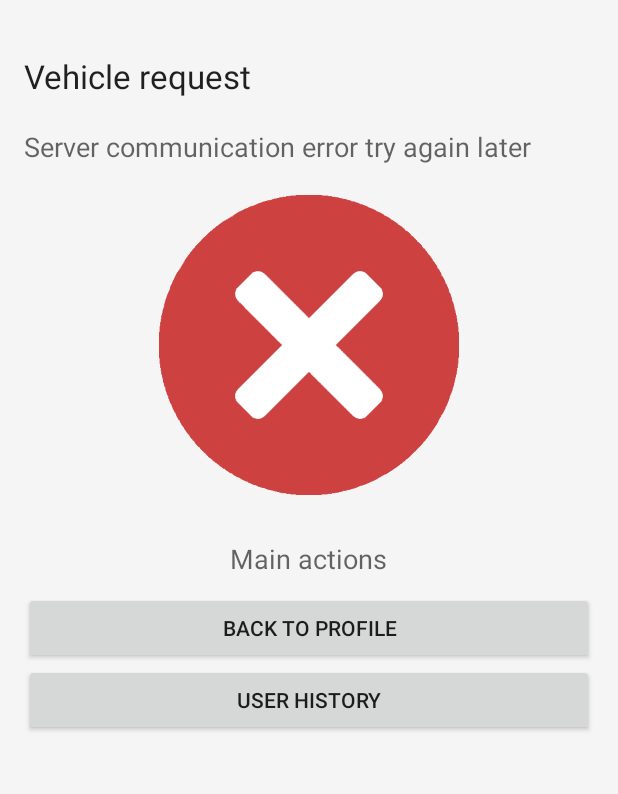
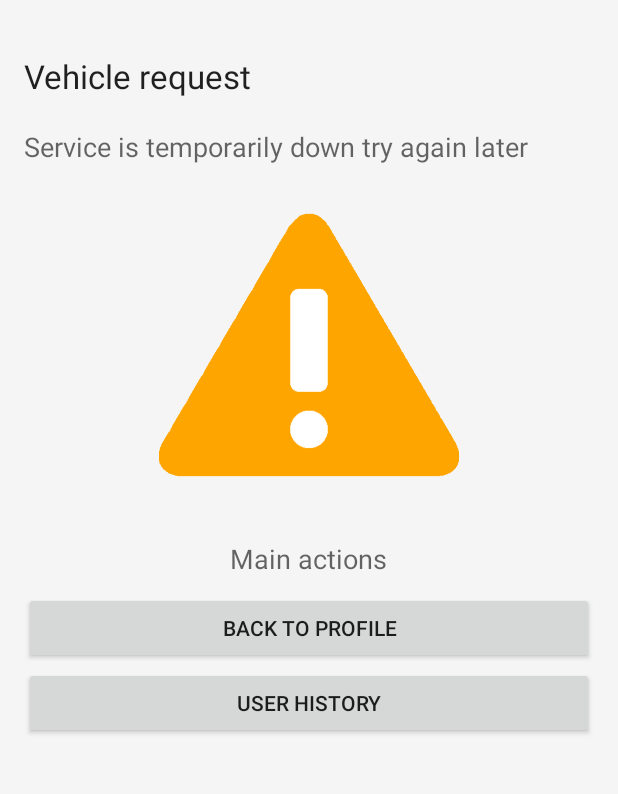
Before and after one commit to ioannisgk/evsharing-app-release, an Android app: the ResponseActivity screen opened directly, with no data from a screen before it, on a phone screen of 412 x 824 dp, the part 84-878 px from its top. Run offline under Robolectric (Android 15) with nearby library versions, the phone set to English and light mode, and no system bars; our stand-ins replace ButterKnife; 3 statements that could not run were skipped.

Commit message:
All functionalities implemented, need Graphics and Refactoring

```diff
--- a/app/src/main/java/com/ioannisgk/evsharingapp/RequestActivity.java
+++ b/app/src/main/java/com/ioannisgk/evsharingapp/RequestActivity.java
@@ -86,7 +86,7 @@ public class RequestActivity extends BaseActivity implements AdapterView.OnItemS
 
                 try {
 
-                    sender = new Socket(Global.ipAddress, Global.portNumber);
+                    sender = new Socket(Global.ipAddress, 5566);
                     out = new PrintWriter(sender.getOutputStream(), true);
                     in = new BufferedReader(new InputStreamReader(sender.getInputStream()));
 
--- a/app/src/main/res/layout/include_profile_view.xml
+++ b/app/src/main/res/layout/include_profile_view.xml
@@ -129,6 +129,7 @@
         android:layout_alignParentLeft="true"
         android:layout_alignParentStart="true"
         android:layout_below="@+id/requestButton"
+        android:layout_marginTop="2dp"
         android:text="@string/historyProfileActivity" />
 
     <android.support.design.widget.CoordinatorLayout xmlns:android="http://schemas.android.com/apk/res/android"
--- a/app/src/main/res/layout/include_request_view.xml
+++ b/app/src/main/res/layout/include_request_view.xml
@@ -123,6 +123,7 @@
         android:layout_alignParentLeft="true"
         android:layout_alignParentStart="true"
         android:layout_below="@+id/requestButton"
+        android:layout_marginTop="2dp"
         android:text="@string/backRequestActivity" />
 
     <android.support.design.widget.CoordinatorLayout xmlns:android="http://schemas.android.com/apk/res/android"
--- a/app/src/main/res/layout/include_response_view.xml
+++ b/app/src/main/res/layout/include_response_view.xml
@@ -38,7 +38,7 @@
         android:layout_centerHorizontal="true"
         android:layout_margin="20dp"
         android:contentDescription="@string/app_name"
-        app:srcCompat="@drawable/error_512" />
+        app:srcCompat="@drawable/denied_512" />
 
     <TextView
         android:id="@+id/infoTextView"
@@ -66,6 +66,7 @@
         android:layout_alignParentLeft="true"
         android:layout_alignParentStart="true"
         android:layout_below="@+id/backButton"
+        android:layout_marginTop="2dp"
         android:text="@string/historyAcceptedActivity" />
 
 </RelativeLayout>
--- a/app/src/main/res/layout/include_settings_view.xml
+++ b/app/src/main/res/layout/include_settings_view.xml
@@ -131,6 +131,7 @@
         android:layout_alignParentLeft="true"
         android:layout_alignParentStart="true"
         android:layout_below="@+id/saveButton"
+        android:layout_marginTop="2dp"
         android:text="@string/backSettingsActivity" />
 
 </RelativeLayout>
--- a/app/src/main/res/values/strings.xml
+++ b/app/src/main/res/values/strings.xml
@@ -65,7 +65,7 @@
     <string name="historyDeniedActivity">User History</string>
 
     <string name="titleErrorActivity">Vehicle request</string>
-    <string name="nameErrorActivity">Server communication error try again later</string>
+    <string name="nameErrorActivity">Service is temporarily down try again later</string>
     <string name="infoErrorActivity">Main actions</string>
     <string name="backErrorActivity">Back to Profile</string>
     <string name="historyErrorActivity">User History</string>
```
Also changed, not shown: app/src/main/java/com/ioannisgk/evsharingapp/ResponseActivity.java (+1 -7 lines), app/src/main/res/drawable/denied_512.png, app/src/main/res/drawable/error_512.png.
